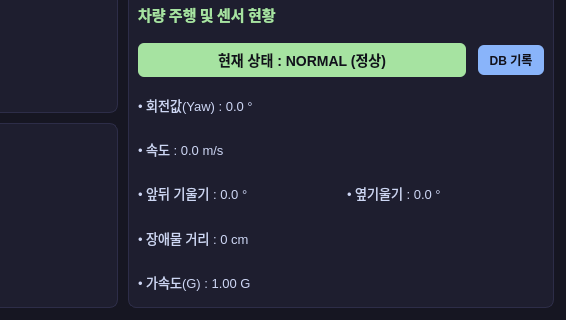
Qt form src/gui/dashboard.ui (HD243017/Cart-Dashboard) before a commit; both pictures show x 534 to 1100 and y 330 to 650 of the 1100 by 650 pixel window.
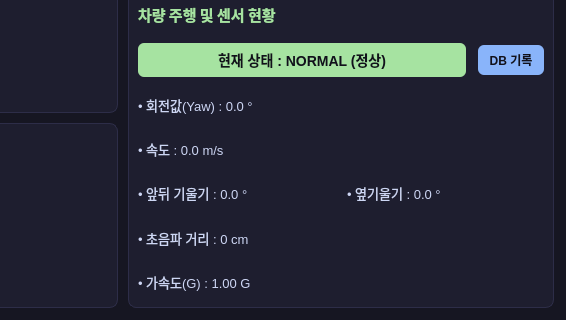
The same form after that commit.

Commit message: feat: save ultrasonic distance data to database

```diff
--- a/src/gui/dashboard.ui
+++ b/src/gui/dashboard.ui
@@ -153,7 +153,9 @@
         </item>
         <item>
          <widget class="QLabel" name="lbl_dist">
-          <property name="text"><string>• 장애물 거리 : 0 cm</string></property>
+          <property name="text">
+           <string>• 초음파 거리 : 0 cm</string>
+          </property>
          </widget>
         </item>
         <item>
```
Left out of the diff: 157 changed lines with no effect on the pictures. The commit also changes 2 other files.
